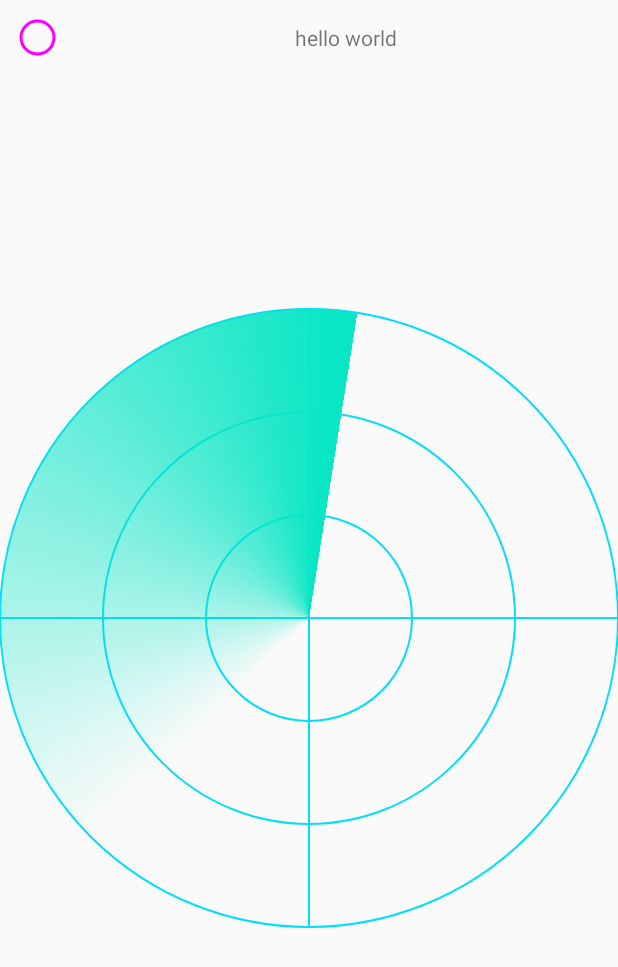
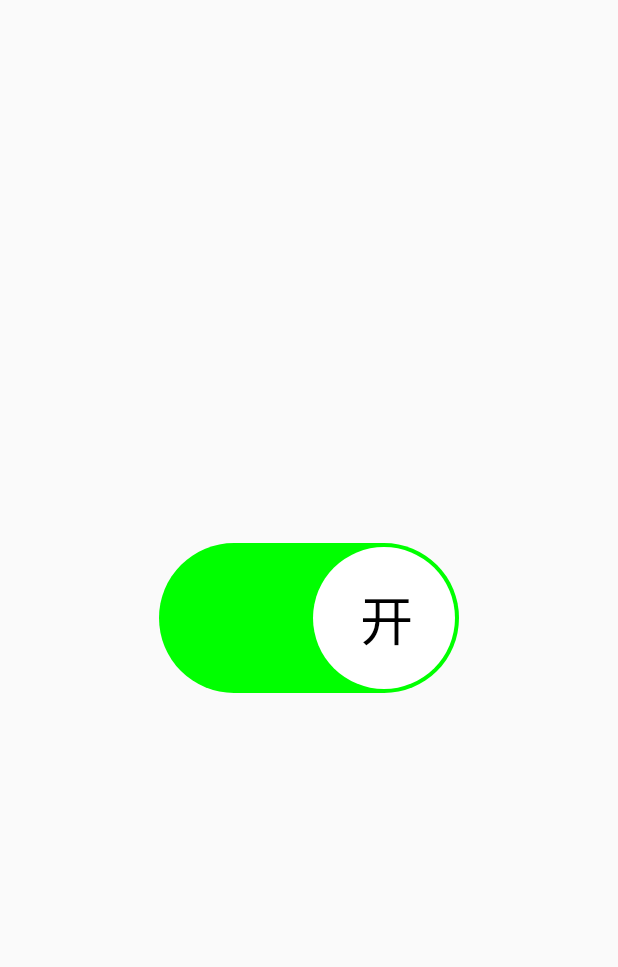
Before and after one commit to hc1993-github/Palette, an Android app: the layout activity_four.xml on its own in the app's theme, with its tools: preview values and no code run, on a phone screen of 412 x 824 dp. Shown: the top 967 px of the screen. Run offline under Robolectric (Android 15) with nearby library versions, the phone set to English and light mode, and no system bars.

Commit message:
自定义开关控件

```diff
--- a/app/src/main/AndroidManifest.xml
+++ b/app/src/main/AndroidManifest.xml
@@ -13,10 +13,10 @@
         android:roundIcon="@mipmap/ic_launcher_round"
         android:supportsRtl="true"
         android:theme="@style/Theme.Palette">
-        <activity android:name=".activity.FourActivity"></activity>
+        <activity android:name=".activity.SixActivity"></activity>
         <activity android:name=".activity.FiveActivity" />
         <activity
-            android:name=".activity.SixActivity"
+            android:name=".activity.FourActivity"
             android:exported="true">
             <intent-filter>
                 <action android:name="android.intent.action.MAIN" />
--- /dev/null
+++ b/app/src/main/java/com/example/palette/view/SwitchView.java
@@ -0,0 +1,189 @@
+package com.example.palette.view;
+
+import android.animation.Animator;
+import android.animation.AnimatorListenerAdapter;
+import android.animation.ObjectAnimator;
+import android.animation.ValueAnimator;
+import android.content.Context;
+import android.content.res.TypedArray;
+import android.graphics.Canvas;
+import android.graphics.Color;
+import android.graphics.Paint;
+import android.graphics.Rect;
+import android.graphics.RectF;
+import android.util.AttributeSet;
+import android.util.Log;
+import android.util.TypedValue;
+import android.view.MotionEvent;
+import android.view.View;
+
+import androidx.annotation.Nullable;
+
+import com.example.palette.R;
+import com.example.palette.util.ScreenUtil;
+
+public class SwitchView extends View {
+    int defaultWidthSize = 200;
+    int defaultHeightSize = 100;
+    int width;
+    int height;
+    int defaultSpaceDpSize;
+    int defaultSpacePxSize;
+    int distance;
+    int dex;
+    int duration;
+    boolean isOpen;
+    boolean isAnim;
+    Paint bgPaint;
+    int bgPaintOpenColor;
+    int bgPaintCloseColor;
+    Paint centerPaint;
+    int centerPaintColor;
+    Paint textPaint;
+    int textPaintColor;
+    String start = "开";
+    String end = "关";
+    Rect rect;
+    StatusListener listener;
+    public SwitchView(Context context,AttributeSet attrs) {
+        super(context, attrs);
+        TypedArray typedArray = context.obtainStyledAttributes(attrs,R.styleable.SwitchView);
+        defaultSpaceDpSize = typedArray.getInteger(R.styleable.SwitchView_defaultSpaceDpSize,3);
+        duration = typedArray.getInteger(R.styleable.SwitchView_duration,500);
+        isOpen = typedArray.getBoolean(R.styleable.SwitchView_isOpen,true);
+        bgPaintOpenColor = typedArray.getColor(R.styleable.SwitchView_bgPaintOpenColor, Color.GREEN);
+        bgPaintCloseColor = typedArray.getColor(R.styleable.SwitchView_bgPaintCloseColor,Color.GRAY);
+        centerPaintColor = typedArray.getColor(R.styleable.SwitchView_centerPaintColor,Color.WHITE);
+        textPaintColor = typedArray.getColor(R.styleable.SwitchView_textPaintColor,Color.BLACK);
+        typedArray.recycle();
+        init();
+    }
+
+    private void init() {
+        rect = new Rect();
+        bgPaint = new Paint();
+        bgPaint.setAntiAlias(true);
+        bgPaint.setColor(bgPaintOpenColor);
+        bgPaint.setStyle(Paint.Style.FILL);
+        centerPaint = new Paint();
+        centerPaint.setAntiAlias(true);
+        centerPaint.setColor(centerPaintColor);
+        centerPaint.setStyle(Paint.Style.FILL);
+        textPaint = new Paint();
+        textPaint.setAntiAlias(true);
+        textPaint.setColor(textPaintColor);
+
+    }
+
+    @Override
+    protected void onMeasure(int widthMeasureSpec, int heightMeasureSpec) {
+        super.onMeasure(widthMeasureSpec, heightMeasureSpec);
+        int widthMode = MeasureSpec.getMode(widthMeasureSpec);
+        int widthSize = MeasureSpec.getSize(widthMeasureSpec);
+        int heightMode = MeasureSpec.getMode(heightMeasureSpec);
+        int heightSize = MeasureSpec.getSize(heightMeasureSpec);
+        if(widthMode==MeasureSpec.EXACTLY){
+            width = widthSize;
+        }else {
+            width = defaultWidthSize;
+        }
+        if(heightMode==MeasureSpec.EXACTLY){
+            height = heightSize;
+        }else {
+            height = defaultHeightSize;
+        }
+        if(width> ScreenUtil.getWidthPx(getContext())){
+            width = ScreenUtil.getWidthPx(getContext());
+        }
+        if(height>ScreenUtil.getHeightPx(getContext())){
+            height=ScreenUtil.getHeightPx(getContext());
+        }
+        defaultSpacePxSize = ScreenUtil.dp2px(getContext(),defaultSpaceDpSize);
+        distance = width-height;
+        textPaint.setTextSize((height/2-defaultSpacePxSize)*0.75f);
+        textPaint.getTextBounds(start,0,start.length(),rect);
+        setMeasuredDimension(width,height);
+    }
+
+    @Override
+    protected void onDraw(Canvas canvas) {
+        super.onDraw(canvas);
+        drawBgAndCircleAndText(canvas);
+    }
+
+    private void drawBgAndCircleAndText(Canvas canvas) {
+        if(dex>distance/2){
+            bgPaint.setColor(bgPaintCloseColor);
+        }else {
+            bgPaint.setColor(bgPaintOpenColor);
+        }
+        canvas.drawArc(0,0,height,height,90,180,false,bgPaint);
+        canvas.drawRect(height/2,0,width-height/2,height,bgPaint);
+        canvas.drawArc(width-height,0,width,height,-90,180,false,bgPaint);
+        int cx = width - height/2;
+        int cy = height/2;
+        canvas.drawCircle(cx-dex,cy,height/2-defaultSpacePxSize,centerPaint);
+        if(dex>distance/2){
+            canvas.drawText(end,cx-rect.width()/2-dex,cy+rect.height()/2,textPaint);
+        }else {
+            canvas.drawText(start,cx-rect.width()/2-dex,cy+rect.height()/2,textPaint);
+        }
+    }
+
+    @Override
+    public boolean onTouchEvent(MotionEvent event) {
+        if(event.getAction()==MotionEvent.ACTION_UP){
+            if(isAnim){
+                return true;
+            }
+            onActionUp();
+        }
+        return true;
+    }
+
+    private void onActionUp() {
+        isAnim = true;
+        if(isOpen){
+            ObjectAnimator animator = ObjectAnimator.ofInt(SwitchView.this,"dex",0,distance);
+            animator.addListener(new AnimatorListenerAdapter() {
+                @Override
+                public void onAnimationEnd(Animator animation) {
+                    isOpen = false;
+                    if(listener!=null){
+                        listener.onStatusChanged(isOpen);
+                    }
+                    isAnim = false;
+                }
+            });
+            animator.setDuration(duration);
+            animator.start();
+        }else {
+            ObjectAnimator animator = ObjectAnimator.ofInt(SwitchView.this,"dex",distance,0);
+            animator.addListener(new AnimatorListenerAdapter() {
+                @Override
+                public void onAnimationEnd(Animator animation) {
+                    isOpen = true;
+                    if(listener!=null){
+                        listener.onStatusChanged(isOpen);
+                    }
+                    isAnim = false;
+                }
+            });
+            animator.setDuration(duration);
+            animator.start();
+        }
+    }
+
+    private void setDex(int dex){
+        this.dex = dex;
+        postInvalidate();
+    }
+
+    public void addStatusListener(StatusListener listener){
+        this.listener = listener;
+    }
+
+    public interface StatusListener{
+        void onStatusChanged(boolean isOpen);
+    }
+}
--- a/app/src/main/res/layout/activity_four.xml
+++ b/app/src/main/res/layout/activity_four.xml
@@ -14,7 +14,7 @@
         app:layout_constraintEnd_toEndOf="parent"
         app:layout_constraintStart_toStartOf="parent"
         app:layout_constraintTop_toTopOf="parent" />-->
-    <com.example.palette.view.RadarView
+    <!--<com.example.palette.view.RadarView
         android:id="@+id/scaleView"
         android:layout_width="0dp"
         android:layout_height="0dp"
@@ -32,5 +32,13 @@
         app:layout_constraintStart_toStartOf="parent"
         app:layout_constraintTop_toTopOf="parent"
         app:layout_constraintVertical_bias="0"
-        app:layout_constraintHorizontal_bias="0"/>
+        app:layout_constraintHorizontal_bias="0"/>-->
+    <com.example.palette.view.SwitchView
+        android:id="@+id/sv"
+        android:layout_width="200dp"
+        android:layout_height="100dp"
+        app:layout_constraintBottom_toBottomOf="parent"
+        app:layout_constraintEnd_toEndOf="parent"
+        app:layout_constraintStart_toStartOf="parent"
+        app:layout_constraintTop_toTopOf="parent"/>
 </androidx.constraintlayout.widget.ConstraintLayout>
```
Also changed, not shown: app/src/main/res/values/attrs.xml (+9 -0 lines).
